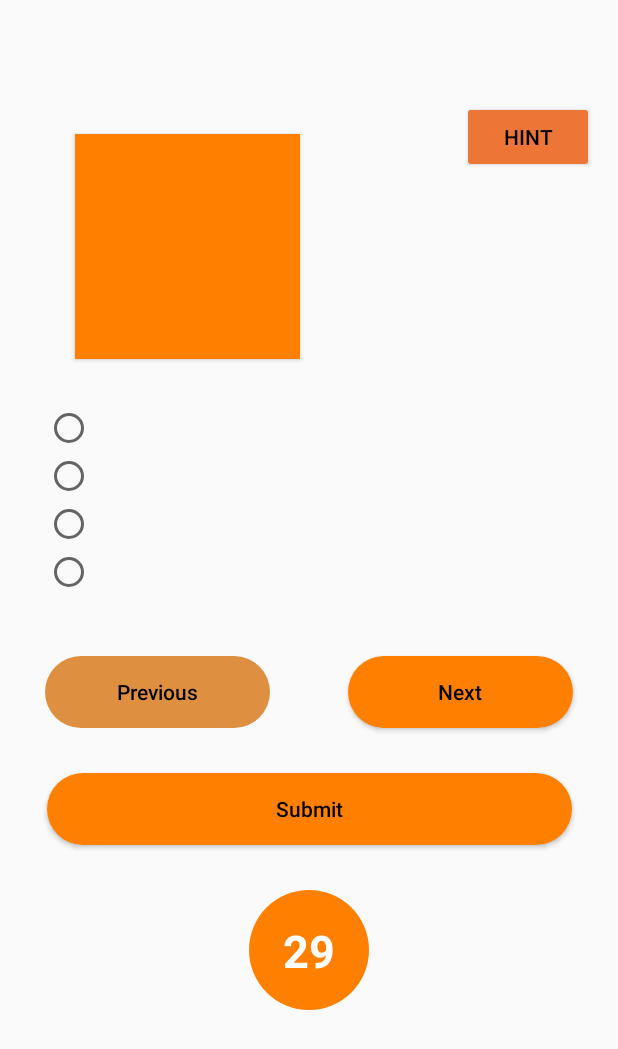
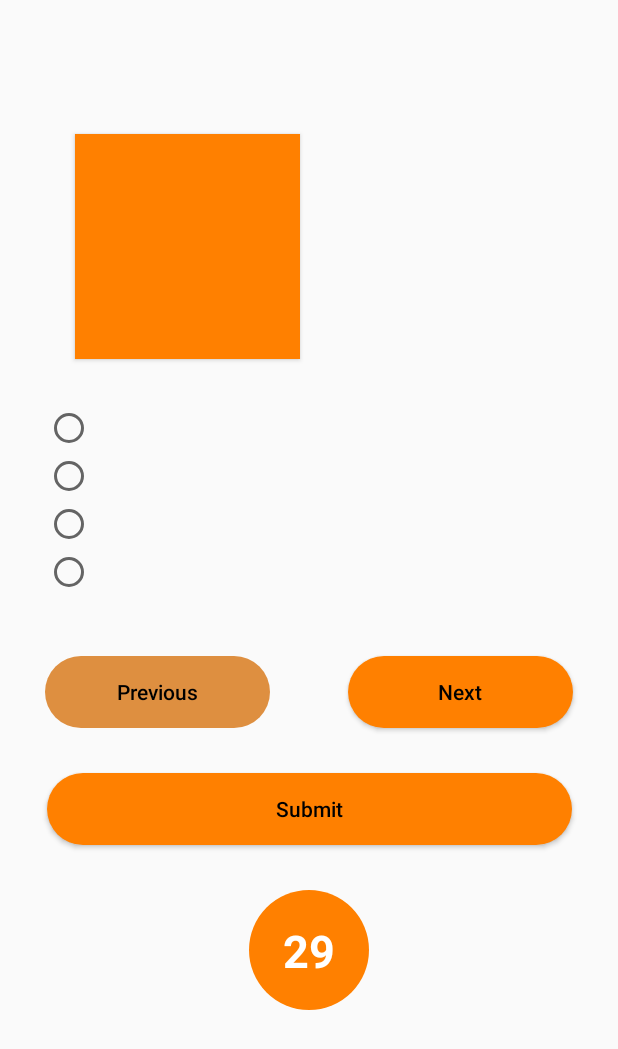
Before and after one commit to ChoYeonJun/CelebrityQuiz, an Android app: the QuizActivity screen opened directly, with no data from a screen before it, on a phone screen of 412 x 824 dp. Shown: the top 1049 px of the screen. Run offline under Robolectric (Android 15) with nearby library versions, the phone set to English and light mode, and no system bars; our stand-ins replace Firebase (no records; nobody signed in at launch, a user with empty details on screens opened directly); pictures from the network do not load; 8 statements that could not run were skipped.

Commit message:
힌트 기능 제거, 번역 추가

```diff
--- a/app/src/main/java/com/example/celebrityquiz/QuizActivity.java
+++ b/app/src/main/java/com/example/celebrityquiz/QuizActivity.java
@@ -61,9 +61,9 @@ public class QuizActivity extends AppCompatActivity {
     private TextView textTime;
     private static CountDownTimer countDownTimer;
     //kim add
-    private String hintbox1[] = {"Blackstar","Grammy Legend Award","King of Pop","WWE","China"};
-    private String hintbox2[] = {"Our Song","Alipay","Los Angeles Lakers","Numver.007","George VI"};
-    private String hintbox3[] = {"Science","Rocket Man","South African","NoShow","Infinity"};
+//    private String hintbox1[] = {"Blackstar","Grammy Legend Award","King of Pop","WWE","China"};
+//    private String hintbox2[] = {"Our Song","Alipay","Los Angeles Lakers","Numver.007","George VI"};
+//    private String hintbox3[] = {"Science","Rocket Man","South African","NoShow","Infinity"};
     private int life = 2;
     FirebaseAuth auth;
     DatabaseReference mDatabase;
@@ -391,17 +391,17 @@ public class QuizActivity extends AppCompatActivity {
 
     //힌트
 
-    public void hintClick(View view) {
-        Intent intent = getIntent();
-        int level = intent.getIntExtra("level", 0);
-        if(level == 1) {
-            Toast.makeText(getApplicationContext(), hintbox1[indexCurrentQuestion], Toast.LENGTH_SHORT).show();
-        }
-        else if(level == 2) {
-            Toast.makeText(getApplicationContext(), hintbox2[indexCurrentQuestion], Toast.LENGTH_SHORT).show();
-        }
-        else {
-            Toast.makeText(getApplicationContext(), hintbox3[indexCurrentQuestion], Toast.LENGTH_SHORT).show();//indexCurrentQustion 현재 순번
-        }
-    }
+//    public void hintClick(View view) {
+//        Intent intent = getIntent();
+//        int level = intent.getIntExtra("level", 0);
+//        if(level == 1) {
+//            Toast.makeText(getApplicationContext(), hintbox1[indexCurrentQuestion], Toast.LENGTH_SHORT).show();
+//        }
+//        else if(level == 2) {
+//            Toast.makeText(getApplicationContext(), hintbox2[indexCurrentQuestion], Toast.LENGTH_SHORT).show();
+//        }
+//        else {
+//            Toast.makeText(getApplicationContext(), hintbox3[indexCurrentQuestion], Toast.LENGTH_SHORT).show();//indexCurrentQustion 현재 순번
+//        }
+//    }
 }
--- a/app/src/main/res/layout/activity_quiz.xml
+++ b/app/src/main/res/layout/activity_quiz.xml
@@ -133,17 +133,5 @@
         app:layout_constraintEnd_toEndOf="@+id/scoreViewBackground"
         app:layout_constraintStart_toStartOf="@id/scoreViewBackground"/>
 
-    <Button
-        android:id="@+id/button"
-        android:layout_width="wrap_content"
-        android:layout_height="wrap_content"
-        android:layout_marginTop="8dp"
-        android:layout_marginEnd="16dp"
-        android:backgroundTint="#ED7636"
-        android:onClick="hintClick"
-        android:text="Hint"
-        app:layout_constraintEnd_toEndOf="parent"
-        app:layout_constraintTop_toBottomOf="@+id/celebrityQuestion" />
-
 
 </androidx.constraintlayout.widget.ConstraintLayout>
--- a/app/src/main/res/layout/activity_start.xml
+++ b/app/src/main/res/layout/activity_start.xml
@@ -83,7 +83,7 @@
         android:layout_height="wrap_content"
         android:layout_marginTop="10dp"
         android:backgroundTint="#FF8331"
-        android:text="Setting"
+        android:text="@string/setting"
         android:textColorLink="#FF5722"
         app:layout_constraintEnd_toEndOf="parent"
         app:layout_constraintStart_toStartOf="parent"
@@ -94,7 +94,7 @@
         android:layout_width="270dp"
         android:layout_height="wrap_content"
         android:backgroundTint="#FF8331"
-        android:text="Rank"
+        android:text="@string/Rank"
         android:layout_marginTop="10dp"
 
         android:textColorLink="#FF5722"
--- a/app/src/main/res/values/strings.xml
+++ b/app/src/main/res/values/strings.xml
@@ -37,5 +37,7 @@
     <string name="koreaTxt">Only Korea</string>
     <string name="otherTxt">Any Countries</string>
     <string name="startQuiz">Start Quiz</string>
+    <string name="setting">Setting</string>
+    <string name="Rank">Rank</string>
 
 </resources>
```
Also changed, not shown: 3 other files.
